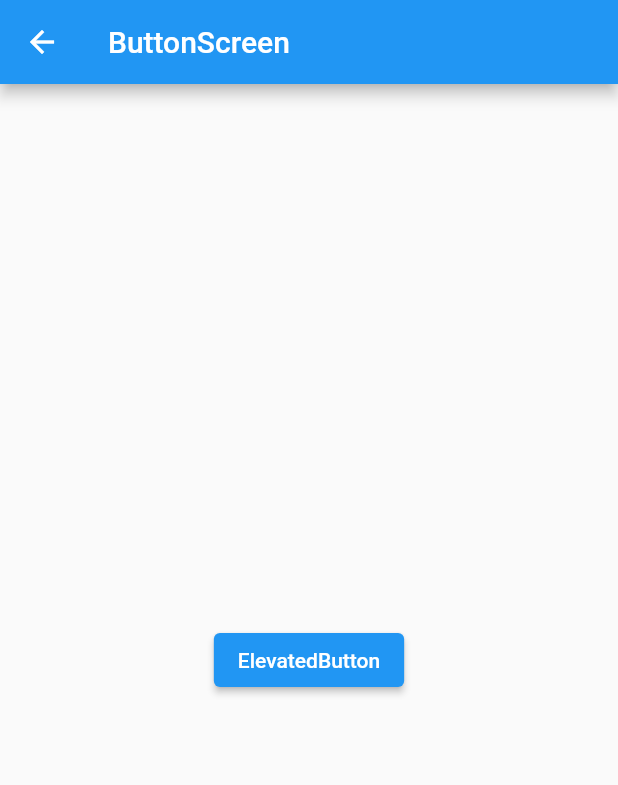
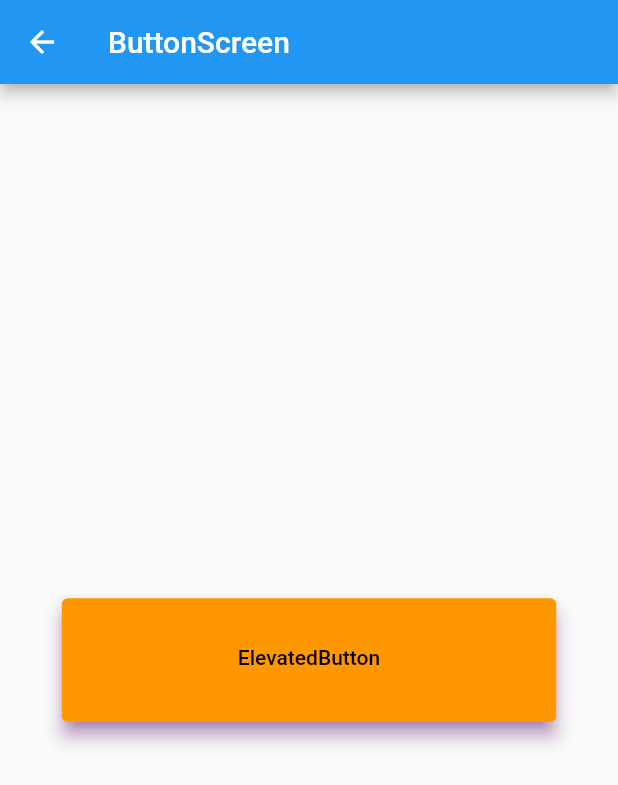
Before and after one commit to jinhan38/flutter_lecture_offline, a Flutter app: the ButtonScreen screen opened directly, after a tap on "ElevatedButton", on a phone screen of 412 x 824 dp. Shown: the top 785 px of the screen. Run offline on Flutter 3.47's test engine with Material 2 defaults, Android fonts, the phone set to English and light mode, and no system bars.

Commit message:
4주차 Button 기본 스타일 설정

```diff
--- a/lib/ch4/button_screen.dart
+++ b/lib/ch4/button_screen.dart
@@ -31,18 +31,63 @@ class _ButtonScreenState extends State<ButtonScreen> {
   }
 
   Widget _elevatedButton() {
+    double width = MediaQuery.of(context).size.width;
+    double height = MediaQuery.of(context).size.height;
+    // print('width : $width, height : $height');
     return ElevatedButton(
       // 버튼을 클릭 했을 때 진입
-      onPressed: () {},
+      onPressed: () {
+        print('onPressed');
+      },
 
       // 버튼을 누르고 있을 때 진입
-      onLongPress: () {},
+      onLongPress: () {
+        print('onLongPress');
+      },
 
       // 마우스 커서가 위에 있을 때
       // 웹
       onHover: (value) {
-        print('value : $value');
+        // print('value : $value');
       },
+
+      // 버튼 비활성화 처리
+      // onPressed: null,
+
+      style: ElevatedButton.styleFrom(
+        // 버튼의 컬러
+        backgroundColor: Colors.orange,
+
+        // 텍스트의 컬러와 클릭했을 때 splash 컬러 변경
+        foregroundColor: Colors.black,
+        shadowColor: Colors.purple,
+        elevation: 5,
+
+        // Size 클래스는 2개의 값을 넣을 수 있어서
+        // 첫 번째는 가로(width), 두 번째는 세로(height)
+        // 고정된 사이즈
+        fixedSize: Size(width * 0.8, height * 0.1),
+        // minimumSize: Size(width - 200, 60),
+        // maximumSize: Size(800, 150),
+
+        // 버튼 내부 패딩
+        padding: EdgeInsets.only(bottom: 3),
+
+        // child의 위치 설정
+        alignment: Alignment.center,
+
+        // Button disabled 됐을 때 배경 컬러
+        disabledBackgroundColor: Colors.grey,
+
+        // Button disabled 됐을 텍스트 컬러
+        disabledForegroundColor: Colors.white,
+
+        disabledMouseCursor: SystemMouseCursors.basic,
+
+        enabledMouseCursor:SystemMouseCursors.grab,
+
+      ),
+
       child: Text("ElevatedButton"),
     );
   }
```
